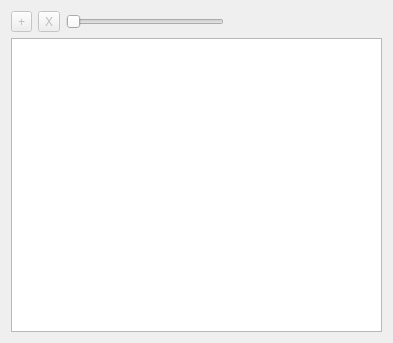
Before: the Qt Designer form MapGraphics/guts/CompositeTileSourceConfigurationWidget.ui in raptorswing/MapGraphics, drawn with Qt 5.
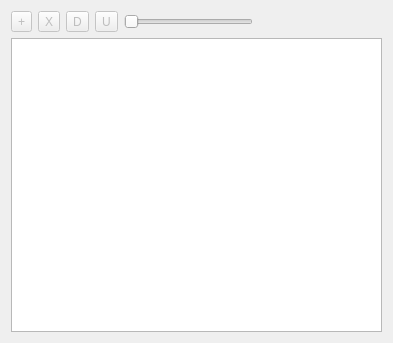
After: the same form once the commit is applied.

Commit message: Added primitive ability to move maptilesource layers up/down. Working on hunting down a memory leak

```diff
--- a/MapGraphics/guts/CompositeTileSourceConfigurationWidget.ui
+++ b/MapGraphics/guts/CompositeTileSourceConfigurationWidget.ui
@@ -36,6 +36,26 @@
        </property>
       </widget>
      </item>
+     <item>
+      <widget class="QToolButton" name="moveDownButton">
+       <property name="enabled">
+        <bool>false</bool>
+       </property>
+       <property name="text">
+        <string>D</string>
+       </property>
+      </widget>
+     </item>
+     <item>
+      <widget class="QToolButton" name="moveUpButton">
+       <property name="enabled">
+        <bool>false</bool>
+       </property>
+       <property name="text">
+        <string>U</string>
+       </property>
+      </widget>
+     </item>
      <item>
       <widget class="QSlider" name="opacitySlider">
        <property name="enabled">
```
The commit also changes 6 other files.
